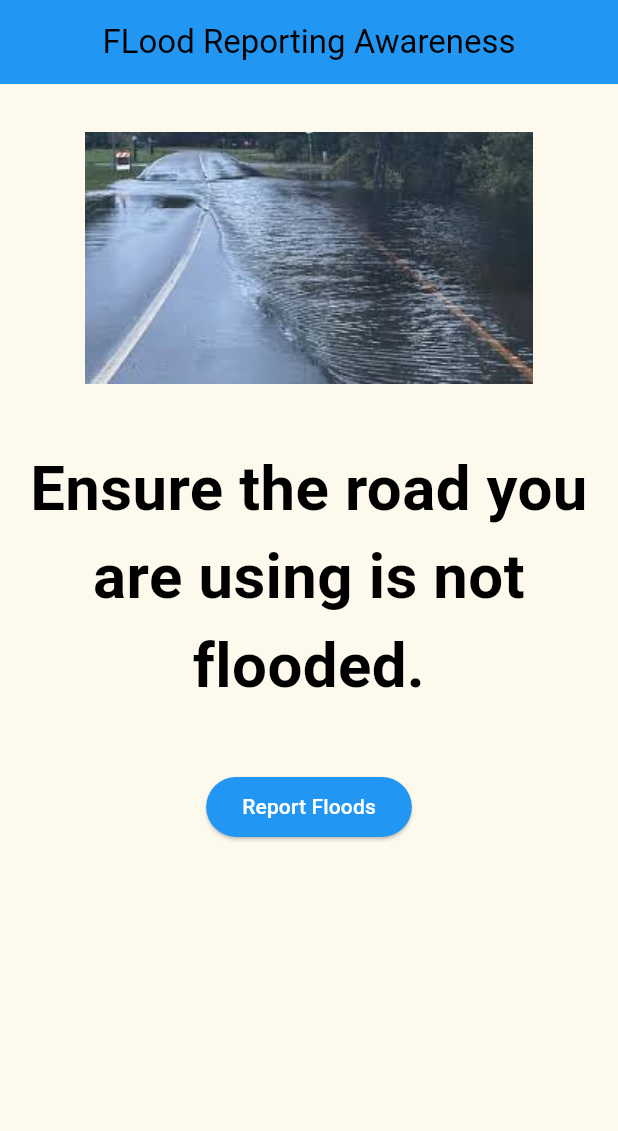
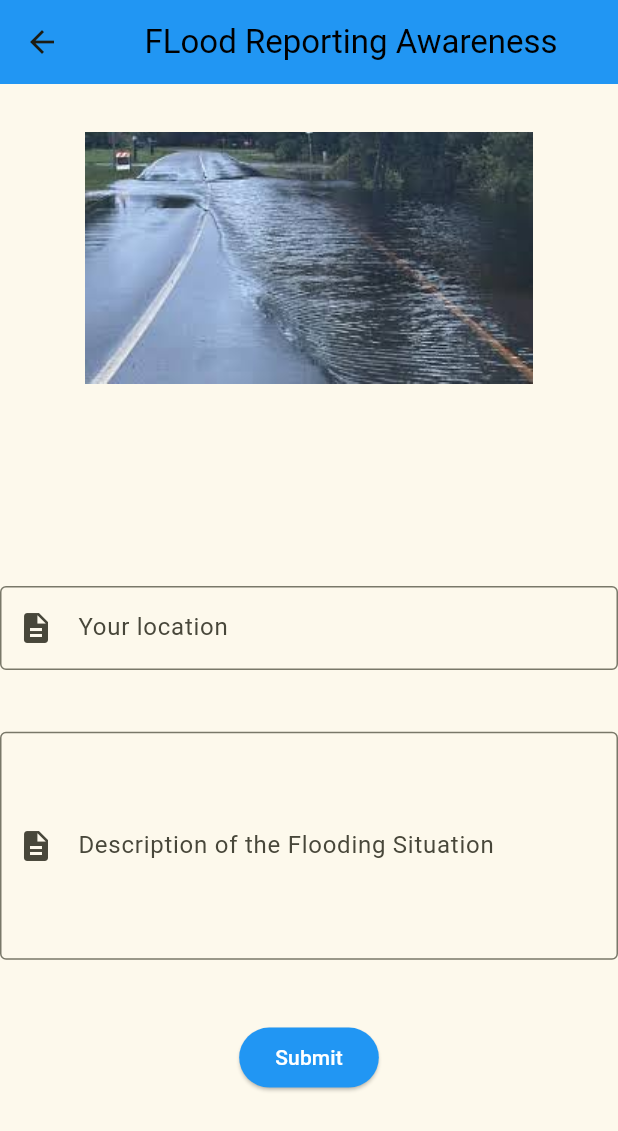
Before and after one commit to IrunguJoseph/Flood-Reporting-Awareness, a Flutter app: the screen it shows after launch, after a tap on "Report Floods", on a phone screen of 412 x 824 dp. Shown: the top 1131 px of the screen. Run offline on Flutter 3.47's test engine with Material 3 defaults, Android fonts, the phone set to English and light mode, and no system bars.

Commit message:
Added the rport floods page where user enters their location and short description of the flood situation

```diff
--- a/flood_reporting_awareness/lib/pages/homepage.dart
+++ b/flood_reporting_awareness/lib/pages/homepage.dart
@@ -1,4 +1,5 @@
 import 'package:flutter/material.dart';
+import 'package:flood_reporting_awareness/pages/reportfloods.dart';
 
 class Homepage extends StatefulWidget {
   const Homepage({super.key});
@@ -44,7 +45,8 @@ class _HomepageState extends State<Homepage> {
   }
 
   Widget bottomButtons() {
-    return Column(
+    return Flexible(
+      child: Column(
         mainAxisAlignment: MainAxisAlignment.center,
         children: [
           bottomButtonsText(),
@@ -53,13 +55,14 @@ class _HomepageState extends State<Homepage> {
           SizedBox(height: deviceHeight! * 0.05),
           //bottomButtonsVideoChat(),
         ],
+      ),
     );
   }
 
    Widget bottomButtonsText() {
   return Center(
     child: Text(
-      "Ensure the road you are using is not flooded.",
+      "Create awareness by informing others about flood situation in your area.",
       style: TextStyle(
         color: Colors.black,
         fontSize: deviceWidth! * 0.1,
@@ -76,7 +79,12 @@ class _HomepageState extends State<Homepage> {
         foregroundColor: Colors.white,
         backgroundColor: Colors.blue, // foreground
       ),
-      onPressed: () {},
+      onPressed: () {
+        Navigator.push(
+          context,
+          MaterialPageRoute(builder: (context) => const Reportfloods()),
+        );
+      },
       child: Text('Report Floods'),
     );
   }
--- /dev/null
+++ b/flood_reporting_awareness/lib/pages/reportfloods.dart
@@ -0,0 +1,113 @@
+import 'package:flutter/material.dart';
+
+
+class Reportfloods extends StatefulWidget {
+  const Reportfloods({super.key});
+
+  @override
+  State<Reportfloods> createState() => _HomepageState();
+}
+
+class _HomepageState extends State<Reportfloods> {
+  double? deviceHeight, deviceWidth;
+
+  @override
+  Widget build(BuildContext context) {
+    deviceHeight = MediaQuery.of(context).size.height;
+    deviceWidth = MediaQuery.of(context).size.width;
+    return SafeArea(
+      child: Scaffold(
+        appBar: AppBar(
+          backgroundColor: Colors.blue,
+          title: const Center(
+            child: Text(
+              "FLood Reporting Awareness",
+              style: TextStyle(color: Colors.black),
+            ),
+          ),
+        ),
+        body: Column(
+          children: [
+            homeImage(),
+            SizedBox(height: deviceHeight! * 0.01),
+            bottomButtons(),
+          ],
+        ),
+      ),
+    );
+  }
+
+  Widget homeImage() {
+    return Image.asset(
+      'assets/images/road1.jpg',
+      width: deviceWidth,
+      );
+  }
+
+  Widget bottomButtons() {
+    return Flexible(
+      child: Column(
+        mainAxisAlignment: MainAxisAlignment.center,
+        children: [
+          bottonButtonLocation(),
+          SizedBox(height: deviceHeight! * 0.05),
+          bottonButtonDescription(),
+          SizedBox(height: deviceHeight! * 0.05),
+          bottomButtonsSubmit(),
+        ],
+      ),
+    );
+  }
+
+  Widget bottonButtonLocation() {
+    return TextFormField(
+      decoration: const InputDecoration(
+        labelText: 'Your location',
+        hintText: 'Please state your location...',
+        border: OutlineInputBorder(),
+        prefixIcon: Icon(Icons.description),
+      ),
+      maxLines: 1,
+      validator: (value) {
+        if (value == null || value.trim().isEmpty) {
+          return 'Location is required';
+        }
+        return null;
+      },
+    );
+
+  }
+
+  Widget bottonButtonDescription() {
+
+    return TextFormField(
+      decoration: const InputDecoration(
+        labelText: 'Description of the Flooding Situation',
+        hintText: 'Please describe the flooding situation...',
+        border: OutlineInputBorder(),
+        prefixIcon: Icon(Icons.description),
+      ),
+      maxLines: 5,
+      validator: (value) {
+        if (value == null || value.trim().isEmpty) {
+          return 'Description is required';
+        }
+        return null;
+      },
+    );
+
+  }
+
+  Widget bottomButtonsSubmit() {
+    return ElevatedButton(
+      style: ElevatedButton.styleFrom(
+        foregroundColor: Colors.white,
+        backgroundColor: Colors.blue,
+      ),
+      onPressed: () {
+
+      },
+      child: Text('Submit'),
+    );
+  }
+}
```
Lines whose indentation alone changed are shown as unchanged.
